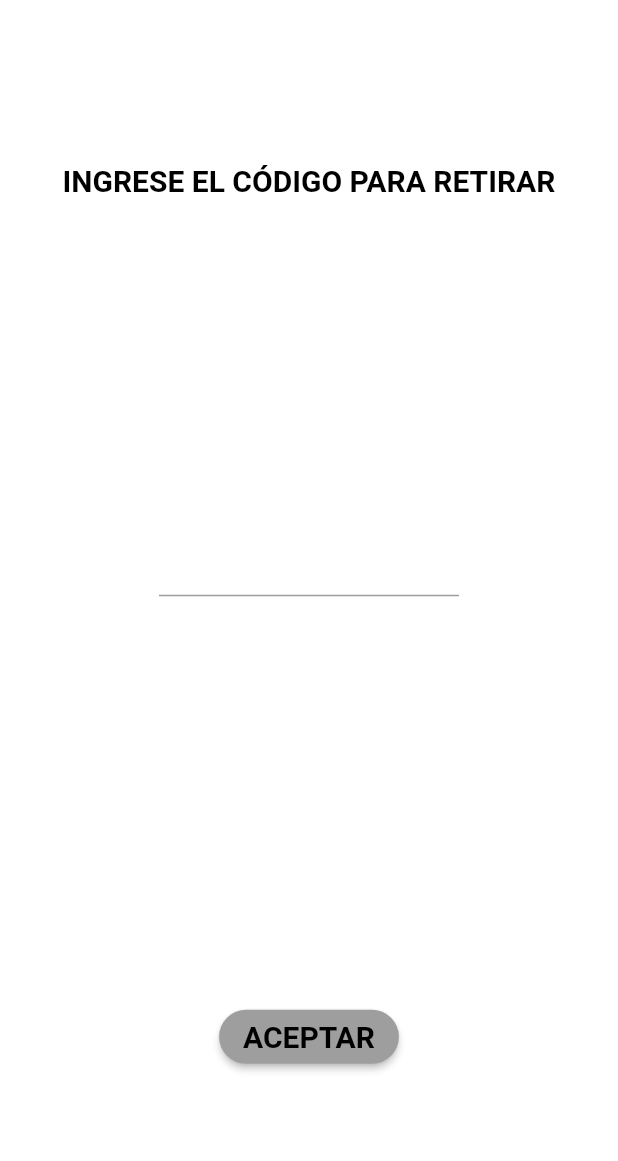
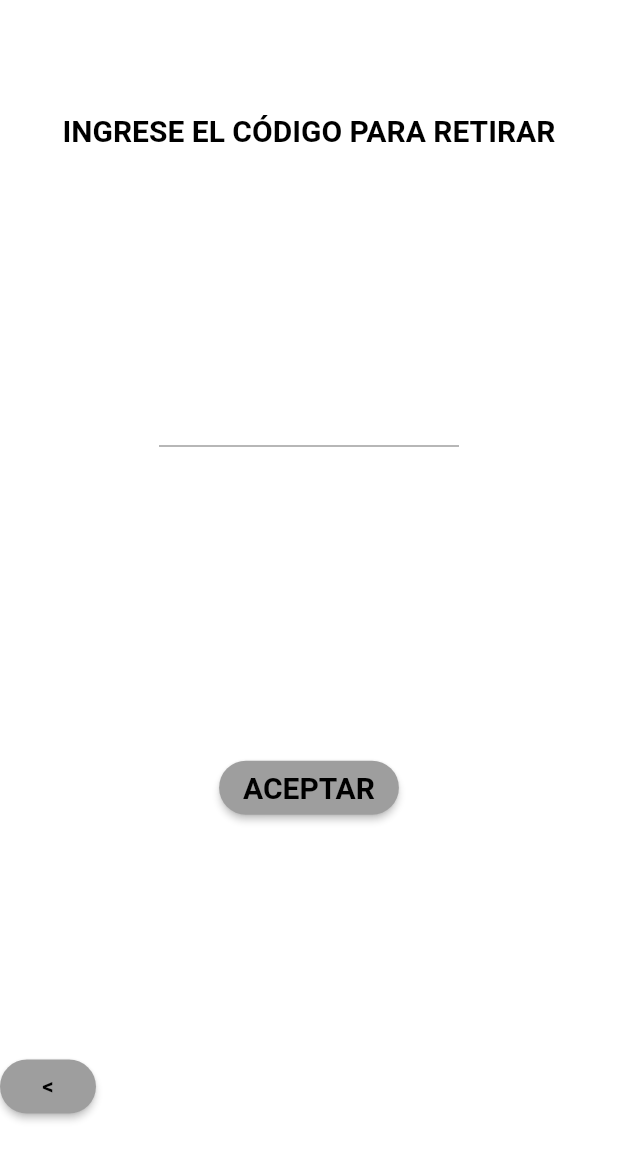
Before and after one commit to GarcesMJM/App-Transacciones, a Flutter app: the RetirarView screen opened directly, on a phone screen of 412 x 824 dp. Shown: the top 1161 px of the screen. Run offline on Flutter 3.47's test engine with Material 2 defaults, Android fonts, the phone set to English and light mode, and no system bars; missing offline and left inert: dart:html.

Commit message:
Creación del botón volver en la vista Retirar

```diff
--- a/lib/views/retirar_view.dart
+++ b/lib/views/retirar_view.dart
@@ -1,6 +1,8 @@
 import 'package:flutter/material.dart';
 import 'package:flutter/src/widgets/framework.dart';
 import 'package:flutter/src/widgets/placeholder.dart';
+
+import 'home_view.dart';
 
 class RetirarView extends StatelessWidget {
   const RetirarView({super.key});
@@ -52,6 +54,30 @@ class RetirarView extends StatelessWidget {
 
               ),
             )
+          ),
+          Row(
+            children: [
+              ElevatedButton(
+                          onPressed: (){
+
+                          },
+                          style: ElevatedButton.styleFrom(
+                              backgroundColor: Colors.grey,
+                              shape: RoundedRectangleBorder(
+                                borderRadius: BorderRadius.circular(50)
+                              )
+                            ),
+                          child: const Text(
+                            "<",
+                            textAlign: TextAlign.center,
+                            style: TextStyle(
+                              color: Colors.black,
+                              fontSize: 15,
+                              fontWeight: FontWeight.bold
+                            ),
+                          )
+                        ),
+            ],
           )
         ],
       ),
```
